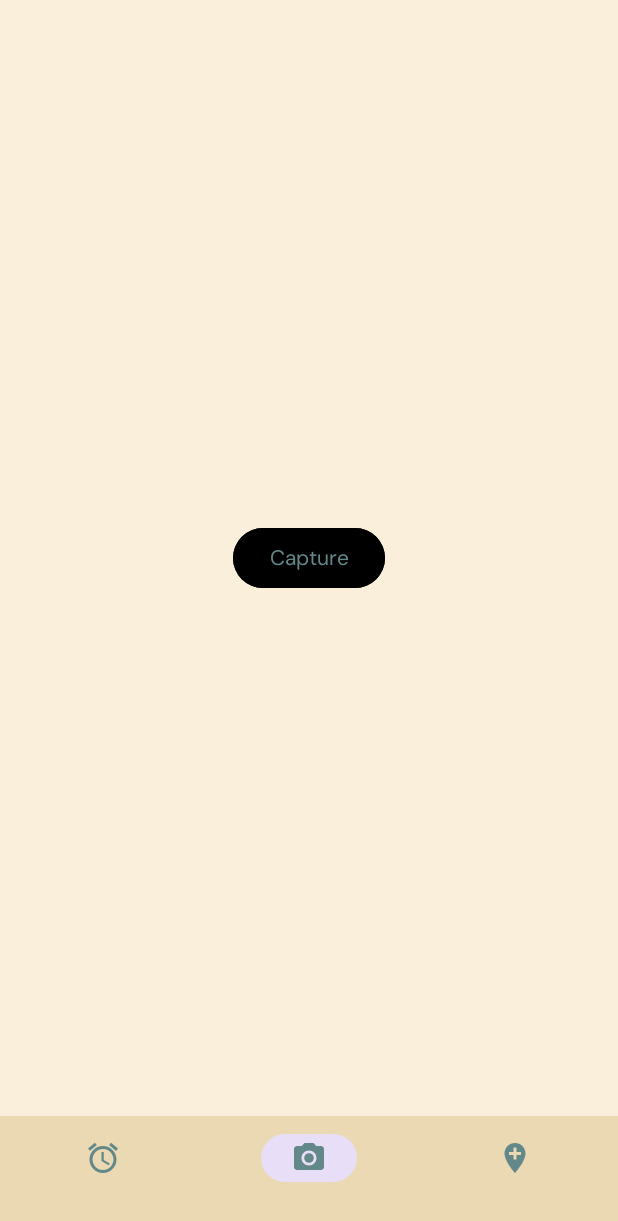
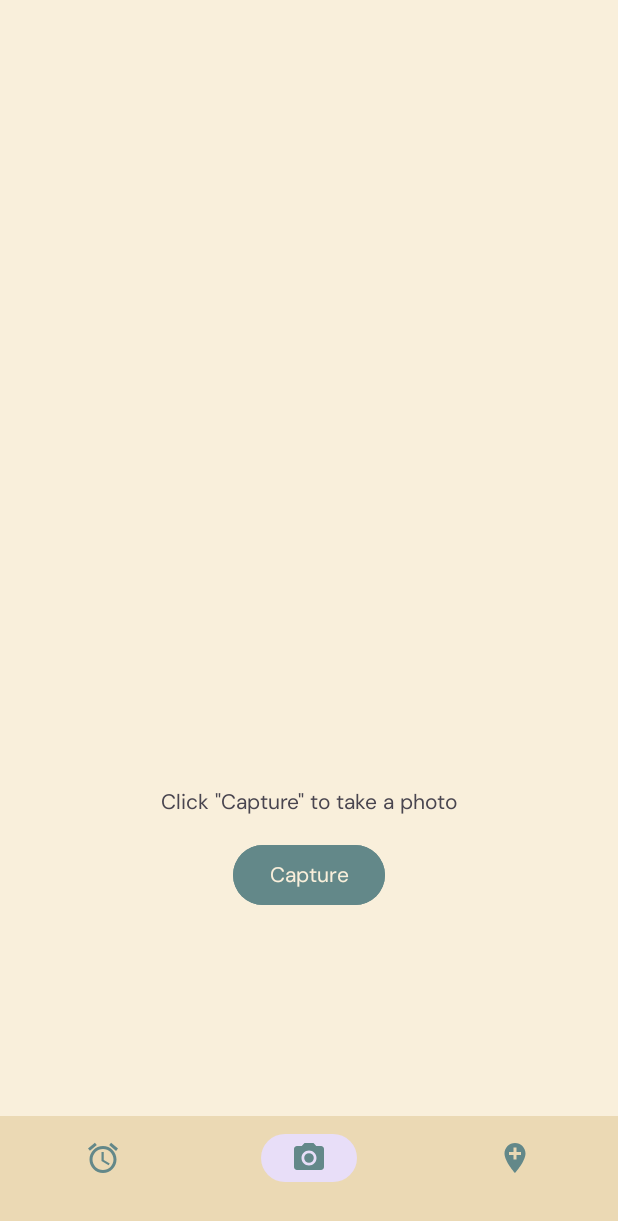
Before and after one commit to beabyrice/Disco_Orario_Sveglia_20, an Android app: the CameraFragment screen opened through its navigation route, on a phone screen of 412 x 824 dp. Shown: the top 1221 px of the screen. Run offline under Robolectric (Android 15) with nearby library versions, the phone set to English and light mode, and no system bars; our stand-ins replace Room's generated code, navigation-ui; 1 statement that could not run was skipped.

Commit message:
camera works but there are lags

```diff
--- a/app/src/main/java/uni/project/disco_orario_sveglia_20/CameraFragment.kt
+++ b/app/src/main/java/uni/project/disco_orario_sveglia_20/CameraFragment.kt
@@ -1,64 +1,66 @@
 package uni.project.disco_orario_sveglia_20
 
-import android.Manifest
-import android.content.Intent
-import android.content.pm.PackageManager
-import android.graphics.Camera
 import android.net.Uri
 import android.os.Bundle
-import android.provider.MediaStore
 import androidx.fragment.app.Fragment
-import android.view.LayoutInflater
 import android.view.View
 import android.view.ViewGroup
-import android.widget.Button
-import android.widget.ImageView
-import android.widget.Toast
 import androidx.activity.result.contract.ActivityResultContracts
-import androidx.camera.core.CameraSelector
-import androidx.camera.core.ImageCapture
-import androidx.camera.core.ImageCaptureException
-import androidx.camera.core.ImageProxy
-import androidx.camera.core.Preview
-import androidx.camera.lifecycle.ProcessCameraProvider
-import androidx.core.app.ActivityCompat
-import androidx.core.content.ContextCompat
 import androidx.core.content.FileProvider
 import kotlinx.coroutines.flow.MutableStateFlow
 import kotlinx.coroutines.flow.asStateFlow
 import kotlinx.coroutines.flow.update
 import uni.project.disco_orario_sveglia_20.databinding.FragmentCameraBinding
-import uni.project.disco_orario_sveglia_20.databinding.FragmentMyCarBinding
-import uni.project.disco_orario_sveglia_20.map.MyCarFragment
+import uni.project.disco_orario_sveglia_20.viewModel.ParkingViewModel
 import java.io.File
-import java.io.IOException
 import java.util.concurrent.ExecutorService
 import java.util.concurrent.Executors
 
 
 class CameraFragment : Fragment(R.layout.fragment_camera) {
 
+    private lateinit var viewModel: ParkingViewModel
     private lateinit var binding: FragmentCameraBinding
     private lateinit var cameraExecutor: ExecutorService
+
     private var _imageUriFlow = MutableStateFlow<Uri?>(null)
-    private val imageUri = _imageUriFlow.asStateFlow()
+    private val selectedImageUri = _imageUriFlow.asStateFlow()
 
     private val contract = registerForActivityResult(ActivityResultContracts.TakePicture()){
 
-        binding.imageView.setImageURI(imageUri.value)
+        viewModel.imageUri = selectedImageUri.value
+
     }
 
 
     override fun onViewCreated(view: View, savedInstanceState: Bundle?) {
         super.onViewCreated(view, savedInstanceState)
         binding = FragmentCameraBinding.bind(view)
+        viewModel = (activity as ParkingDataActivity).parkingViewModel
 
+        _imageUriFlow.update { createImageUri() }
         binding.captureButton.setOnClickListener {
-            contract.launch(imageUri.value)
+            contract.launch(selectedImageUri.value)
         }
-        _imageUriFlow.update { createImageUri() }
+
         cameraExecutor = Executors.newSingleThreadExecutor()
     }
+
+    override fun onResume() {
+        super.onResume()
+        viewModel.imageUri?.let {
+            binding.imageView.setImageURI(it)
+            val parentLayout = binding.textView5.parent as ViewGroup
+            parentLayout.removeView(binding.textView5)
+        }
+
+    }
+
+    override fun onDestroy() {
+        super.onDestroy()
+        contract.unregister()
+    }
+
 
     private fun createImageUri() : Uri {
         val image = File((activity as ParkingDataActivity).filesDir, "camera_photos.png")
--- a/app/src/main/java/uni/project/disco_orario_sveglia_20/viewModel/ParkingViewModel.kt
+++ b/app/src/main/java/uni/project/disco_orario_sveglia_20/viewModel/ParkingViewModel.kt
@@ -2,6 +2,7 @@ package uni.project.disco_orario_sveglia_20.viewModel
 
 import android.app.Application
 import android.content.Intent
+import android.net.Uri
 import android.widget.TextView
 import androidx.lifecycle.AndroidViewModel
 import androidx.lifecycle.viewModelScope
@@ -19,6 +20,7 @@ class ParkingViewModel(
     private val parkingRepository: ParkingRepository
 ) : AndroidViewModel(app) {
 
+    var imageUri : Uri? = null
     private var parkingFlow = MutableStateFlow<Parking?>(null)
     private val parking = parkingFlow.asStateFlow()
 
--- a/app/src/main/res/layout/fragment_camera.xml
+++ b/app/src/main/res/layout/fragment_camera.xml
@@ -1,26 +1,44 @@
 <?xml version="1.0" encoding="utf-8"?>
 <FrameLayout xmlns:android="http://schemas.android.com/apk/res/android"
+    xmlns:app="http://schemas.android.com/apk/res-auto"
     xmlns:tools="http://schemas.android.com/tools"
+    android:id="@+id/camera"
     android:layout_width="match_parent"
     android:layout_height="match_parent"
-    android:id="@+id/camera"
+    app:layout_goneMarginBottom="30dp"
     tools:context=".CameraFragment">
+
+        <LinearLayout
+            android:layout_width="match_parent"
+            android:layout_height="match_parent"
+            android:orientation="vertical">
 
                 <ImageView
                     android:id="@+id/imageView"
+                    android:layout_width="match_parent"
+                    android:layout_height="470dp"
+                    android:layout_gravity="center"
+                    android:layout_margin="20dp"
+                    android:contentDescription=" " />
+
+                <TextView
+                    android:id="@+id/textView5"
                     android:layout_width="wrap_content"
                     android:layout_height="wrap_content"
-            android:layout_gravity="center_horizontal"
-            android:contentDescription=" " />
+                    android:layout_gravity="center"
+                    android:layout_margin="15dp"
+                    android:text="Click &quot;Capture&quot; to take a photo" />
 
                 <Button
                     android:id="@+id/captureButton"
                     android:layout_width="wrap_content"
                     android:layout_height="wrap_content"
                     android:layout_gravity="center"
-            android:backgroundTint="@color/black"
+                    android:backgroundTint="@color/colorAccent"
                     android:text="Capture"
-            android:textColor="@color/colorAccent" />
+                    android:textColor="@color/primaryColor" />
+
+        </LinearLayout>
 
 
 </FrameLayout>
```
Lines whose indentation alone changed are shown as unchanged.
